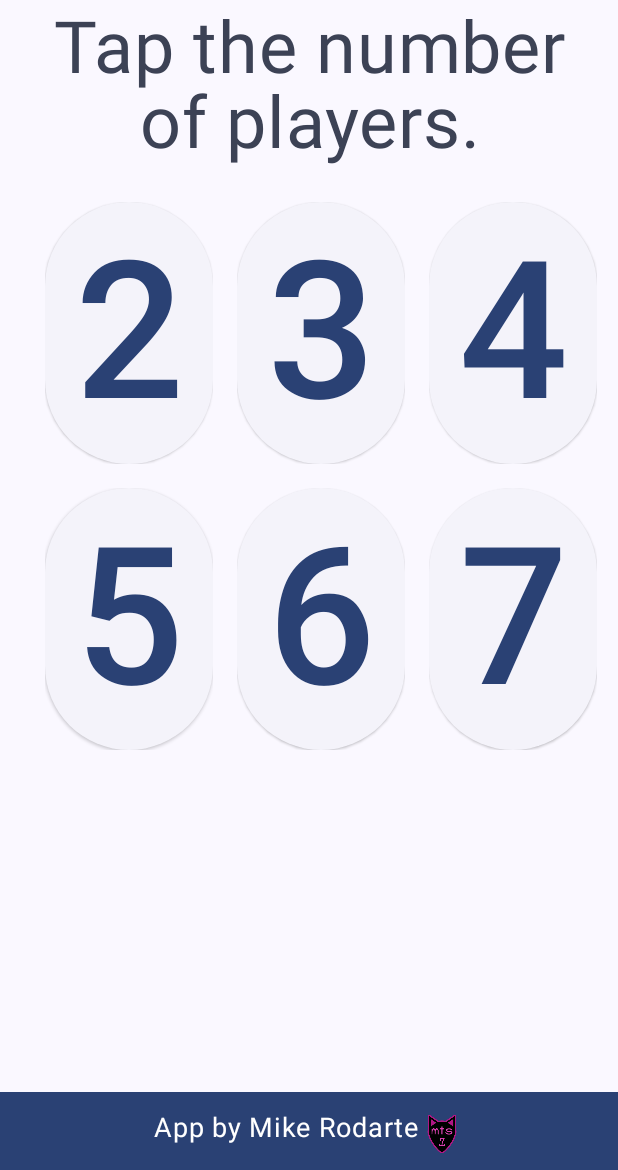
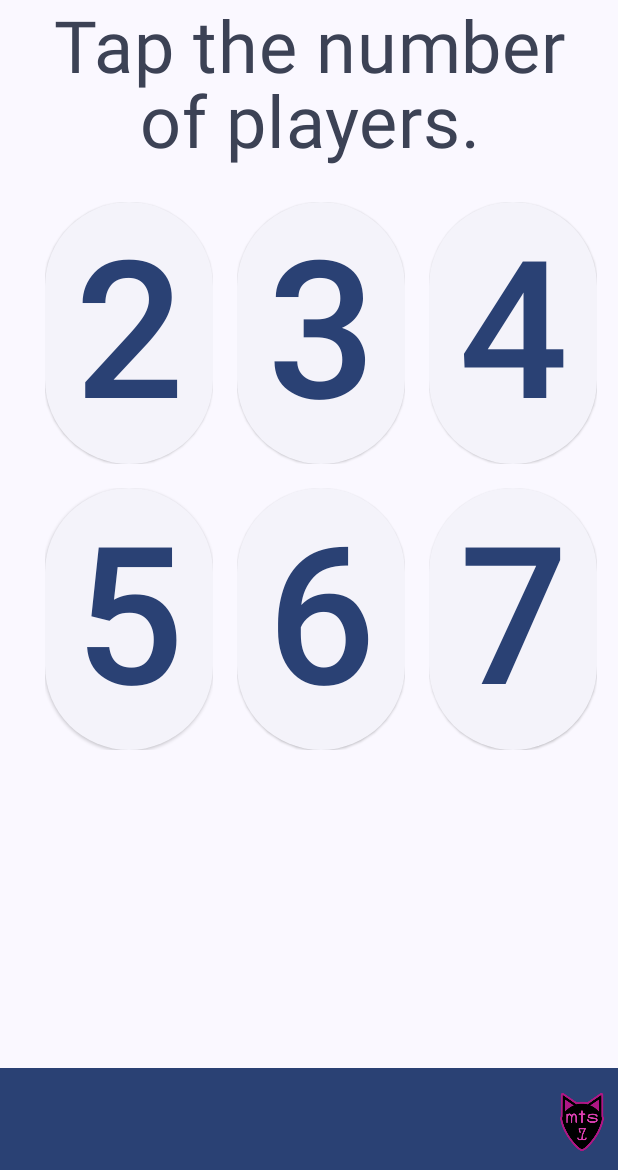
Before and after one commit to mts7/pick-first-player, an Android app built with Jetpack Compose: the screen it shows after launch (MainActivity), on a phone screen of 412 x 824 dp, the part 66-1236 px from its top. Run offline under Robolectric (Android 15) with nearby library versions, the phone set to English and light mode, and no system bars.

Commit message:
remove text from bottom bar PFP-12

```diff
--- a/app/src/main/java/com/mts7/pickfirstplayer/MainActivity.kt
+++ b/app/src/main/java/com/mts7/pickfirstplayer/MainActivity.kt
@@ -4,6 +4,7 @@ import android.os.Bundle
 import androidx.activity.ComponentActivity
 import androidx.activity.compose.setContent
 import androidx.compose.foundation.Image
+import androidx.compose.foundation.layout.Arrangement
 import androidx.compose.foundation.layout.Column
 import androidx.compose.foundation.layout.Row
 import androidx.compose.foundation.layout.Spacer
@@ -96,27 +97,19 @@ fun BottomBar() {
         color = MaterialTheme.colorScheme.primary,
         modifier = Modifier.fillMaxWidth()
     ) {
-        Column(
-            horizontalAlignment = Alignment.CenterHorizontally
-        ) {
         Row(
             modifier = Modifier.padding(
                 top = 12.dp,
                 bottom = 8.dp,
-                )
+            ),
+            horizontalArrangement = Arrangement.End
         ) {
-                Text(
-                    text = "App by Mike Rodarte",
-                    fontSize = 18.sp,
-                    textAlign = TextAlign.Center
-                )
             Image(
                 painter = painterResource(id = R.drawable.mts7_logo_black_192),
                 contentDescription = "mts7 logo",
                 modifier = Modifier
-                        .size(32.dp)
+                    .size(48.dp)
             )
-            }
         }
     }
 }
```
Lines whose indentation alone changed are shown as unchanged.
